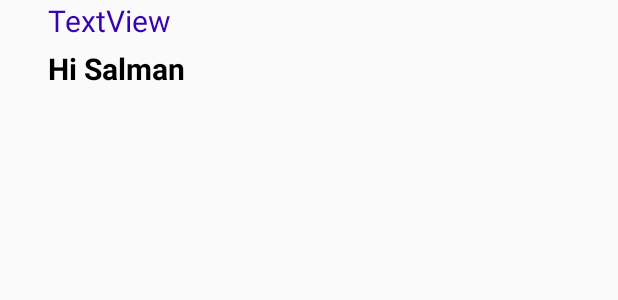
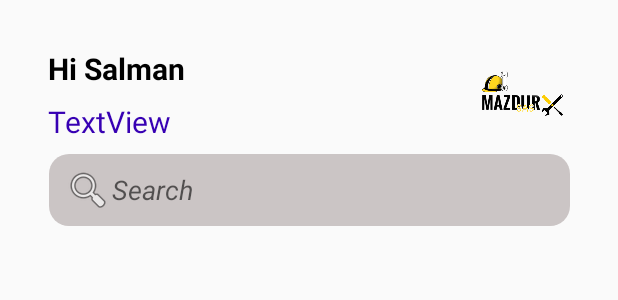
Before and after one commit to SalmanRajp00t/Mazdoor_App, an Android app: the layout activity_project1.xml on its own in the app's theme, with its tools: preview values and no code run, on a phone screen of 412 x 824 dp. Shown: the top 300 px of the screen. Run offline under Robolectric (Android 15) with nearby library versions, the phone set to English and light mode, and no system bars.

Commit message:
search background ready

```diff
--- a/app/src/main/AndroidManifest.xml
+++ b/app/src/main/AndroidManifest.xml
@@ -10,7 +10,7 @@
         android:supportsRtl="true"
         android:theme="@style/Theme.LoginForm">
         <activity
-            android:name=".project_1"
+            android:name=".Home"
             android:exported="false" />
         <activity
             android:name=".navsidebar"
@@ -39,7 +39,7 @@
             android:name=".MainActivity"
             android:exported="false" />
         <activity
-            android:name=".Home"
+            android:name=".project_1"
             android:exported="true">
             <intent-filter>
                 <action android:name="android.intent.action.MAIN" />
--- a/app/src/main/res/layout/activity_project1.xml
+++ b/app/src/main/res/layout/activity_project1.xml
@@ -11,8 +11,10 @@
         android:layout_height="match_parent"
         app:layout_constraintBottom_toBottomOf="parent"
         app:layout_constraintEnd_toEndOf="parent"
+        app:layout_constraintHorizontal_bias="0.0"
         app:layout_constraintStart_toStartOf="parent"
-        app:layout_constraintTop_toTopOf="parent">
+        app:layout_constraintTop_toTopOf="parent"
+        app:layout_constraintVertical_bias="0.0">
 
         <LinearLayout
             android:layout_width="match_parent"
@@ -21,7 +23,7 @@
 
             <androidx.constraintlayout.widget.ConstraintLayout
                 android:layout_width="match_parent"
-                android:layout_height="wrap_content">
+                android:layout_height="match_parent">
 
                 <TextView
                     android:id="@+id/textView2"
@@ -30,21 +32,50 @@
                     android:layout_marginStart="32dp"
                     android:layout_marginTop="32dp"
                     android:text="Hi Salman"
+                    android:textColor="@color/black"
                     android:textSize="20dp"
-                    android:textColor="@color/black"
                     android:textStyle="bold"
                     app:layout_constraintStart_toStartOf="parent"
                     app:layout_constraintTop_toTopOf="parent" />
+
+                <ImageView
+                    android:id="@+id/imageView2"
+                    android:layout_width="98dp"
+                    android:layout_height="79dp"
+                    android:layout_marginEnd="16dp"
+                    app:layout_constraintBottom_toBottomOf="@+id/textView3"
+                    app:layout_constraintEnd_toEndOf="parent"
+                    app:layout_constraintTop_toTopOf="@+id/textView2"
+                    app:layout_constraintVertical_bias="1.0"
+                    app:srcCompat="@drawable/sas" />
 
                 <TextView
                     android:id="@+id/textView3"
                     android:layout_width="wrap_content"
                     android:layout_height="wrap_content"
+                    android:layout_marginTop="8dp"
                     android:text="TextView"
+                    android:textColor="@color/purple_700"
                     android:textSize="20dp"
-                    android:textColor="@color/purple_700"
                     app:layout_constraintStart_toStartOf="@+id/textView2"
-                    tools:layout_editor_absoluteY="59dp" />
+                    app:layout_constraintTop_toBottomOf="@+id/textView2" />
+
+                <EditText
+                    android:id="@+id/editTextTextPersonName3"
+                    android:layout_width="347dp"
+                    android:layout_height="wrap_content"
+                    android:layout_marginTop="8dp"
+                    android:background="@drawable/search_background"
+                    android:drawableStart="@android:drawable/ic_menu_search"
+                    android:ems="10"
+                    android:hint="Search"
+                    android:inputType="textPersonName"
+                    android:minHeight="48dp"
+                    android:paddingStart="10dp"
+                    android:textStyle="italic"
+                    app:layout_constraintEnd_toEndOf="parent"
+                    app:layout_constraintStart_toStartOf="parent"
+                    app:layout_constraintTop_toBottomOf="@+id/textView3" />
 
             </androidx.constraintlayout.widget.ConstraintLayout>
 
```
